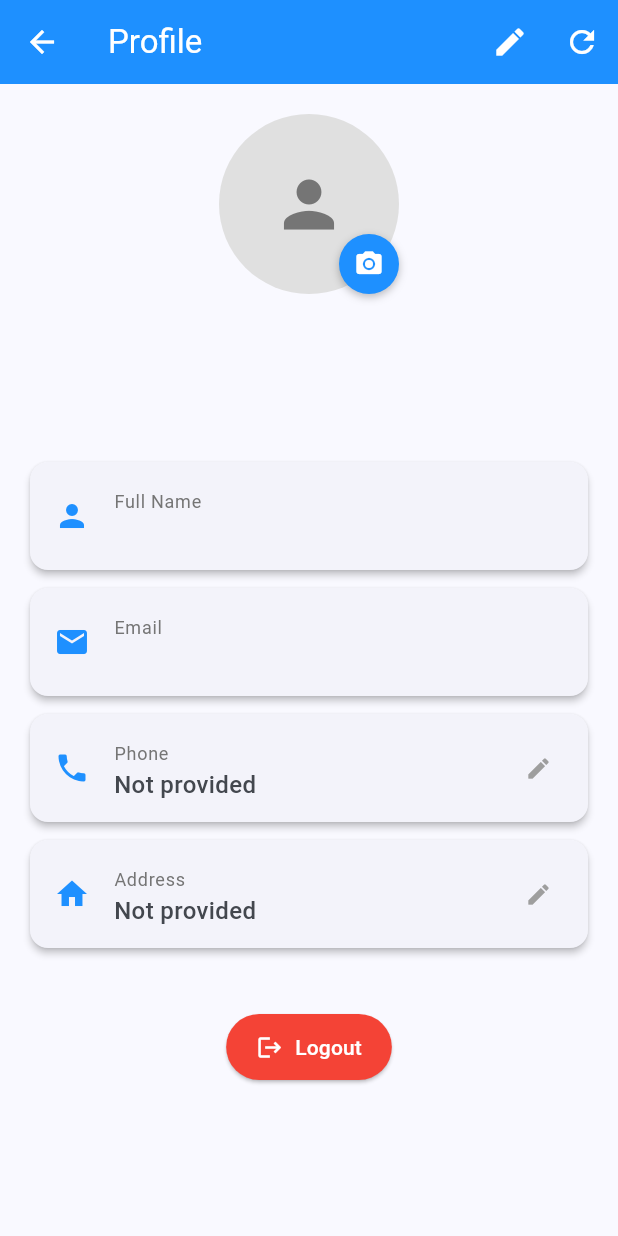
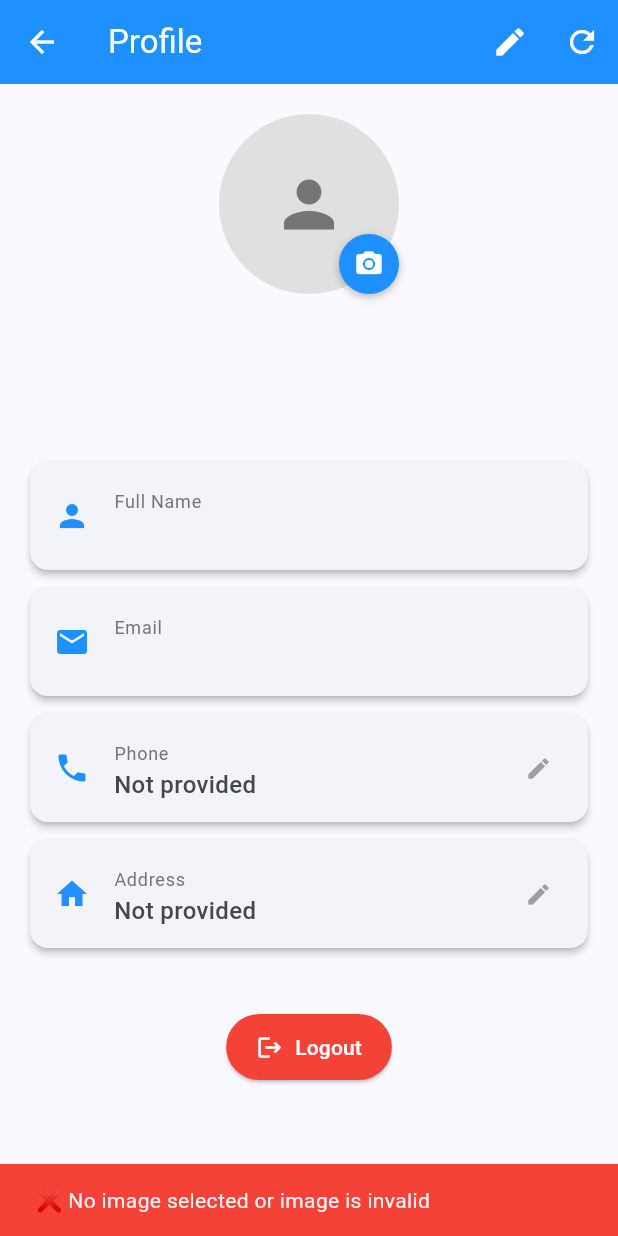
Before and after one commit to macciss14/infinity_booking_customerApp, a Flutter app: the HomeScreen screen opened by its route, item 4 of the bottom bar chosen, after a tap on the "camera alt" icon, on a phone screen of 412 x 824 dp. Run offline on Flutter 3.47's test engine with Material 3 defaults, Android fonts, the phone set to English and light mode, and no system bars; our stand-ins replace image_picker; accounts and stored records are empty.

Commit message:
profile upload and fetch working

```diff
--- a/lib/screens/main/home_screen.dart
+++ b/lib/screens/main/home_screen.dart
@@ -180,22 +180,48 @@ class _HomeScreenState extends State<HomeScreen> {
             SizedBox(height: 8),
             Text(
               _currentUser?.fullName ?? 'User',
-              style: TextStyle(fontSize: 18, color: Colors.grey[700]),
+              style: TextStyle(
+                fontSize: 18,
+                color: Colors.grey[700],
+                fontWeight: FontWeight.w500,
+              ),
             ),
             SizedBox(height: 16),
             Text(
-              _currentUser?.phone?.isNotEmpty == true
-                  ? 'Phone: ${_currentUser!.phone}'
-                  : 'Ready to book your next service?',
-              style: TextStyle(fontSize: 16, color: Colors.grey[600]),
+              'Ready to book your next service?',
+              style: TextStyle(
+                fontSize: 16,
+                color: Colors.grey[600],
+              ),
             ),
-            if (_currentUser?.address?.isNotEmpty == true) ...[
-              SizedBox(height: 8),
-              Text(
-                'Address: ${_currentUser!.address}',
-                style: TextStyle(fontSize: 14, color: Colors.grey[600]),
+            SizedBox(height: 12),
+            // Show a motivational message instead of phone/address
+            Container(
+              padding: EdgeInsets.all(12),
+              decoration: BoxDecoration(
+                color: Constants.primaryColor.withOpacity(0.1),
+                borderRadius: BorderRadius.circular(8),
               ),
-            ],
+              child: Row(
+                children: [
+                  Icon(
+                    Icons.emoji_events,
+                    color: Constants.primaryColor,
+                    size: 20,
+                  ),
+                  SizedBox(width: 8),
+                  Expanded(
+                    child: Text(
+                      'Complete your profile to get personalized service recommendations',
+                      style: TextStyle(
+                        fontSize: 14,
+                        color: Colors.grey[700],
+                      ),
+                    ),
+                  ),
+                ],
+              ),
+            ),
           ],
         ),
       ),
--- a/lib/screens/main/profile_screen.dart
+++ b/lib/screens/main/profile_screen.dart
@@ -1,5 +1,7 @@
 import 'dart:io';
+import 'dart:typed_data';
 import 'package:flutter/material.dart';
+import 'package:flutter/foundation.dart' show kIsWeb;
 import '../../services/auth_service.dart';
 import '../../services/image_picker_service.dart';
 import '../../models/user_model.dart';
@@ -80,15 +82,22 @@ class _ProfileScreenState extends State<ProfileScreen> {
   Future<void> _uploadProfilePhoto() async {
     try {
       print('📸 ProfileScreen - Starting photo upload process...');
-      final File? imageFile = await ImagePickerService.pickImage();
 
-      if (imageFile != null) {
+      Uint8List? imageBytes;
+
+      if (kIsWeb) {
+        print('🌐 Web platform detected, using web image picker...');
+        imageBytes = await ImagePickerService.pickImageWeb();
+      } else {
+        print('📱 Mobile platform detected, using standard image picker...');
+        imageBytes = await ImagePickerService.pickImageAsBytes();
+      }
+
+      if (imageBytes != null && imageBytes.isNotEmpty) {
         setState(() {
           _isUploading = true;
         });
 
-        print('🔄 Reading image bytes...');
-        final imageBytes = await imageFile.readAsBytes();
         final fileName =
             'profile_${_currentUser!.id}_${DateTime.now().millisecondsSinceEpoch}.jpg';
 
@@ -108,6 +117,7 @@ class _ProfileScreenState extends State<ProfileScreen> {
         if (result['success']) {
           print('✅ Photo uploaded successfully!');
 
+          // Update the user data immediately
           if (result['user'] != null) {
             print('   👤 Updated user received');
             setState(() {
@@ -136,7 +146,14 @@ class _ProfileScreenState extends State<ProfileScreen> {
           );
         }
       } else {
-        print('❌ No image selected');
+        print('❌ No image selected or image bytes are empty');
+        ScaffoldMessenger.of(context).showSnackBar(
+          SnackBar(
+            content: Text('❌ No image selected or image is invalid'),
+            backgroundColor: Colors.red,
+            duration: Duration(seconds: 2),
+          ),
+        );
       }
     } catch (e) {
       print('💥 ProfileScreen - Error in photo upload: $e');
@@ -206,6 +223,9 @@ class _ProfileScreenState extends State<ProfileScreen> {
                   backgroundImage:
                       NetworkImage(_currentUser!.getProfilePhotoUrl()!),
                   backgroundColor: Colors.grey[300],
+                  onBackgroundImageError: (exception, stackTrace) {
+                    print('❌ Error loading profile image: $exception');
+                  },
                 )
               else
                 CircleAvatar(
@@ -416,6 +436,7 @@ class _ProfileScreenState extends State<ProfileScreen> {
         appBar: AppBar(
           title: Text('Profile'),
           backgroundColor: Constants.primaryColor,
+          foregroundColor: Colors.white,
         ),
         body: Center(child: CircularProgressIndicator()),
       );
@@ -426,6 +447,7 @@ class _ProfileScreenState extends State<ProfileScreen> {
         appBar: AppBar(
           title: Text('Profile'),
           backgroundColor: Constants.primaryColor,
+          foregroundColor: Colors.white,
         ),
         body: Center(
           child: Column(
--- a/lib/services/image_picker_service.dart
+++ b/lib/services/image_picker_service.dart
@@ -1,10 +1,12 @@
 import 'dart:io';
+import 'dart:typed_data';
 import 'package:image_picker/image_picker.dart';
+import 'package:flutter/foundation.dart' show kIsWeb;
 
 class ImagePickerService {
   static final ImagePicker _picker = ImagePicker();
 
-  static Future<File?> pickImage() async {
+  static Future<dynamic> pickImage() async {
     try {
       print('📸 Opening image picker...');
       final XFile? image = await _picker.pickImage(
@@ -16,7 +18,15 @@ class ImagePickerService {
 
       if (image != null) {
         print('✅ Image selected: ${image.path}');
-        return File(image.path);
+        print('📁 File name: ${image.name}');
+
+        if (kIsWeb) {
+          // For web, return the XFile directly
+          return image;
+        } else {
+          // For mobile, return File
+          return File(image.path);
+        }
       } else {
         print('❌ No image selected');
         return null;
@@ -26,4 +36,53 @@ class ImagePickerService {
       return null;
     }
   }
+
+  // Web-compatible method that returns image bytes
+  static Future<Uint8List?> pickImageAsBytes() async {
+    try {
+      print('📸 Opening image picker for bytes...');
+      final XFile? image = await _picker.pickImage(
+        source: ImageSource.gallery,
+        maxWidth: 800,
+        maxHeight: 800,
+        imageQuality: 80,
+      );
+
+      if (image != null) {
+        print('✅ Image selected, reading as bytes...');
+        final bytes = await image.readAsBytes();
+        print('📊 Bytes length: ${bytes.length}');
+        return bytes;
+      } else {
+        print('❌ No image selected');
+        return null;
+      }
+    } catch (e) {
+      print('💥 Error picking image as bytes: $e');
+      return null;
+    }
+  }
+
+  // Alternative method specifically for web
+  static Future<Uint8List?> pickImageWeb() async {
+    try {
+      print('🌐 Web: Opening image picker...');
+      final XFile? image = await _picker.pickImage(
+        source: ImageSource.gallery,
+        maxWidth: 800,
+        maxHeight: 800,
+        imageQuality: 80,
+      );
+
+      if (image != null) {
+        print('🌐 Web: Image selected, reading bytes...');
+        final bytes = await image.readAsBytes();
+        return bytes;
+      }
+      return null;
+    } catch (e) {
+      print('💥 Web: Error picking image: $e');
+      return null;
+    }
+  }
 }
--- a/lib/services/service_service.dart
+++ b/lib/services/service_service.dart
@@ -1,3 +1,4 @@
+//service_service.dart
 import 'dart:convert';
 import 'package:http/http.dart' as http;
 import '../models/service_model.dart';
```
Also changed, not shown: lib/screens/profile/edit_profile_screen.dart (+103 -42 lines).
